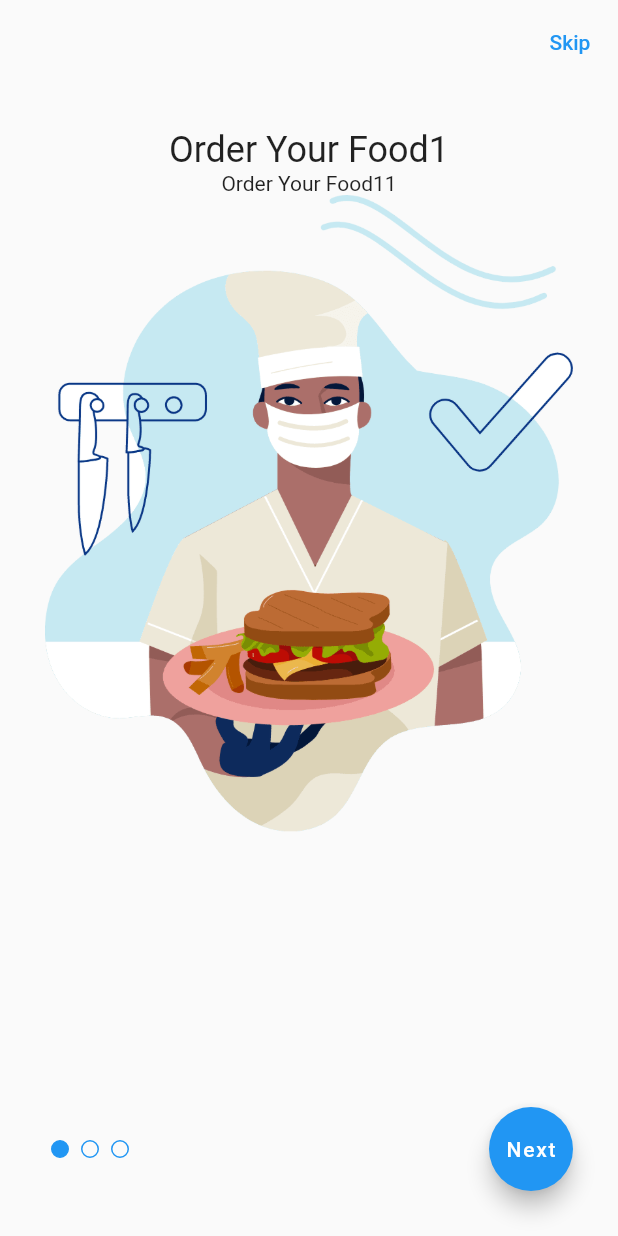
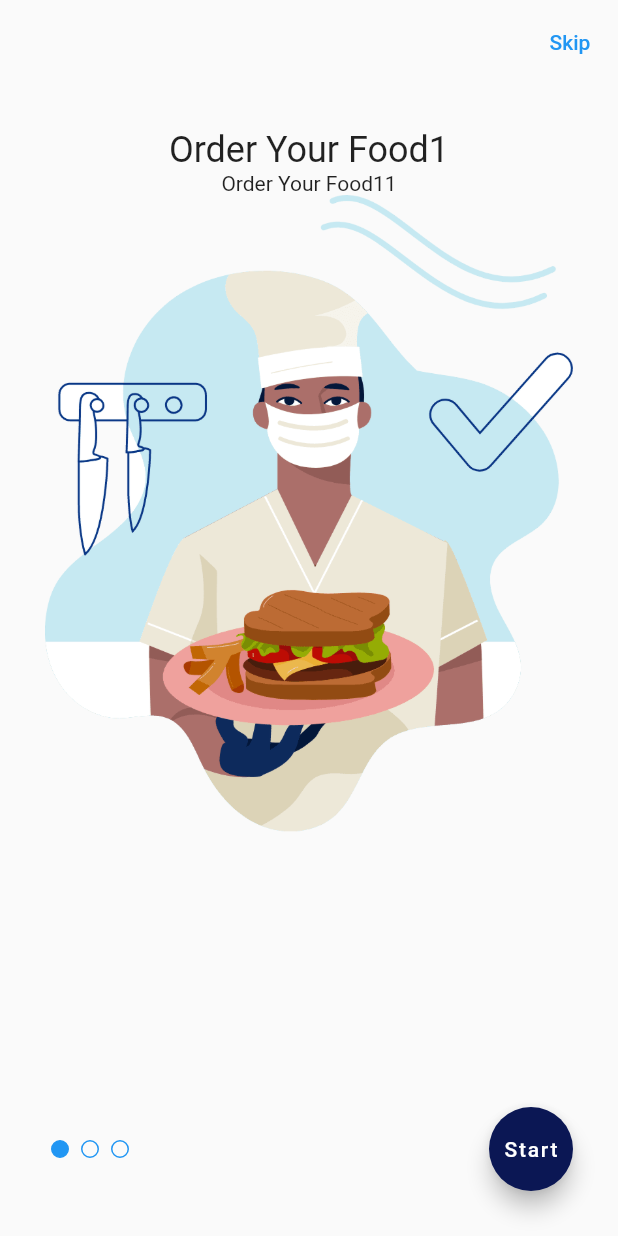
Before and after one commit to taydinadnan/state_management, a Flutter app: the screen it shows after launch, on a phone screen of 412 x 824 dp. Run offline on Flutter 3.47's test engine with Material 2 defaults, Android fonts, the phone set to English and light mode, and no system bars.

Commit message:
private separate component ( button )

```diff
--- /dev/null
+++ b/lib/feature/onboard/module/start_fab_button.dart
@@ -0,0 +1,23 @@
+part of '../on_board_view.dart';
+
+class _StartFabButton extends StatelessWidget {
+  const _StartFabButton({Key? key, required this.isLastPage, this.onPressed})
+      : super(key: key);
+
+  final String _start = 'Start';
+  final String _end = 'Next';
+
+  final VoidCallback? onPressed;
+
+  final bool isLastPage;
+
+  @override
+  Widget build(BuildContext context) {
+    return FloatingActionButton(
+      onPressed: () {
+        onPressed;
+      },
+      child: Text(isLastPage ? _start : _end),
+    );
+  }
+}
--- a/lib/feature/onboard/on_board_view.dart
+++ b/lib/feature/onboard/on_board_view.dart
@@ -5,6 +5,8 @@ import 'package:state_management_in_life/feature/onboard/tab_indicator.dart';
 import 'package:state_management_in_life/product/padding/page_padding.dart';
 
 import '../../product/widget/onboard_card.dart';
+
+part './module/start_fab_button.dart';
 
 class OnBoardView extends StatefulWidget {
   const OnBoardView({Key? key}) : super(key: key);
@@ -16,8 +18,6 @@ class OnBoardView extends StatefulWidget {
 class _OnBoardViewState extends State<OnBoardView> {
   final String _skipTile = 'Skip';
 
-  final String _start = 'Start';
-  final String _end = 'Next';
   int _selectedIndex = 0;
 
 //if its last page show start if not show next
@@ -53,10 +53,13 @@ class _OnBoardViewState extends State<OnBoardView> {
             Row(
               mainAxisAlignment: MainAxisAlignment.spaceBetween,
               children: [
-                TabIndicator(
-                  selectedIndex: _selectedIndex,
-                ),
-                _nextButton()
+                TabIndicator(selectedIndex: _selectedIndex),
+                _StartFabButton(
+                  isLastPage: _isFirstPage,
+                  onPressed: () {
+                    _incrementAndChange();
+                  },
+                )
               ],
             )
           ],
@@ -97,13 +100,4 @@ class _OnBoardViewState extends State<OnBoardView> {
       },
     );
   }
-
-  FloatingActionButton _nextButton() {
-    return FloatingActionButton(
-      onPressed: () {
-        _incrementAndChange();
-      },
-      child: Text(_isLastPage ? _start : _end),
-    );
-  }
 }
--- a/lib/main.dart
+++ b/lib/main.dart
@@ -8,10 +8,15 @@ class MyApp extends StatelessWidget {
 
   @override
   Widget build(BuildContext context) {
-    return const MaterialApp(
+    return MaterialApp(
       debugShowCheckedModeBanner: false,
       title: 'Material App',
       home: OnBoardView(),
+      theme: ThemeData.light().copyWith(
+        floatingActionButtonTheme: const FloatingActionButtonThemeData(
+          backgroundColor: Color.fromRGBO(11, 23, 84, 1),
+        ),
+      ),
     );
   }
 }
```
